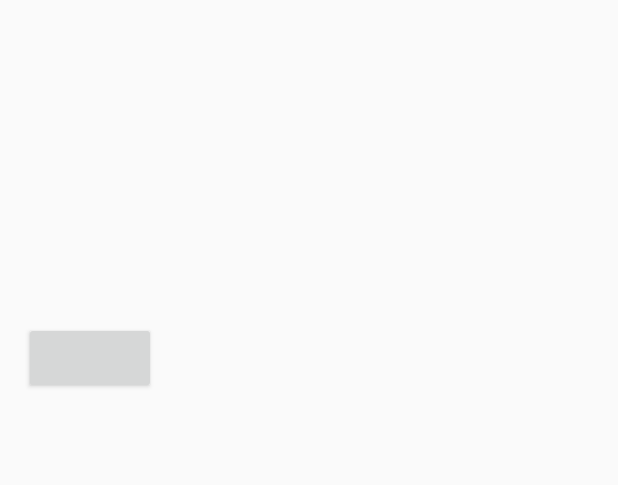
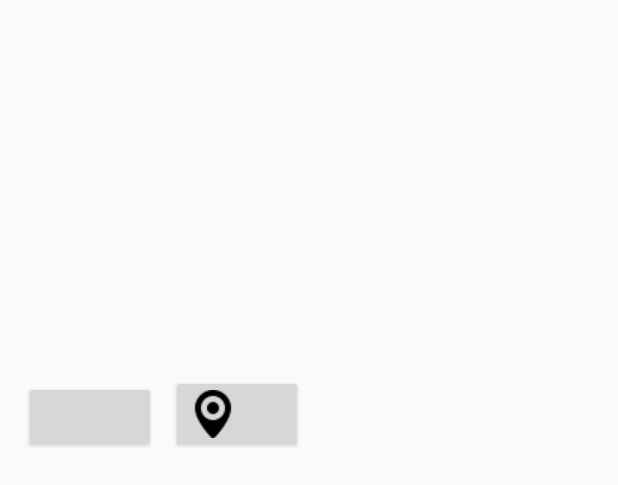
Before and after one commit to pkemble/HobbsUtilities, an Android app: the layout exploding_soda.xml on its own in the app's theme, with its tools: preview values and no code run, on a phone screen of 412 x 824 dp. Shown: the top 485 px of the screen. Run offline under Robolectric (Android 15) with nearby library versions, the light colour scheme and no system bars.

Commit message:
Added location services Reformatted soda page to listview

```diff
--- a/app/build.gradle
+++ b/app/build.gradle
@@ -21,4 +21,6 @@ android {
 dependencies {
     compile 'com.android.support:appcompat-v7:21.0.3'
     compile 'com.android.support:support-v4:21.0.3'
+    compile 'com.google.android.gms:play-services:6.5.87'
+
 }
--- a/app/src/main/AndroidManifest.xml
+++ b/app/src/main/AndroidManifest.xml
@@ -8,6 +8,8 @@
         android:minSdkVersion="21"
         android:targetSdkVersion="21" />
     <uses-permission android:name="android.permission.INTERNET"/>
+    <uses-permission android:name="android.permission.ACCESS_COARSE_LOCATION"/>
+    <uses-permission android:name="android.permission.ACCESS_FINE_LOCATION"/>
 
     <application
         android:allowBackup="true"
--- a/app/src/main/res/layout/exploding_soda.xml
+++ b/app/src/main/res/layout/exploding_soda.xml
@@ -1,23 +1,5 @@
-<LinearLayout xmlns:android="http://schemas.android.com/apk/res/android"
+<RelativeLayout xmlns:android="http://schemas.android.com/apk/res/android"
 xmlns:tools="http://schemas.android.com/tools"
-	android:layout_width="match_parent"
-	android:layout_height="match_parent"
-	android:orientation="vertical"
-	android:gravity="center" >
-
-    <ProgressBar
-        android:id="@+id/soda_progress"
-        style="?android:attr/progressBarStyleHorizontal"
-        android:layout_width="fill_parent"
-        android:layout_height="fill_parent"
-        android:layout_above="@+id/img_soda"
-        android:visibility="gone" />
-
-	<ScrollView
-	    android:layout_width="match_parent"
-	    android:layout_height="match_parent" >
-
-		<RelativeLayout
     android:layout_width="match_parent"
     android:layout_height="wrap_content"
     android:paddingBottom="@dimen/activity_vertical_margin"
@@ -26,36 +8,27 @@
     android:paddingTop="@dimen/activity_vertical_margin"
     tools:context="com.kemblep.hobbsutilities.MainActivity$PlaceholderFragment" >
 
+    <ListView
+        android:id="@+id/lv_forecast"
+        android:layout_width="150dp"
+        android:layout_height="200dp" />
 
-		    <!--<ImageView-->
-		        <!--android:id="@+id/img_soda"-->
-		        <!--android:scaleType="centerInside"-->
-				<!--android:layout_centerHorizontal="true"-->
-		        <!--android:layout_width="wrap_content"-->
-		        <!--android:layout_height="300dp"-->
-		        <!--android:clickable="true"-->
-		        <!--android:contentDescription="@string/title_soda" />-->
-
-		    <TextView
-		        android:id="@+id/tv_exploding_soda"
-		        android:layout_width="wrap_content"
-		        android:layout_height="wrap_content"
-				android:layout_centerHorizontal="true"
-		        android:textSize="128sp"
-		        android:autoLink="web" />
-
-            <TextView
-                android:id="@+id/forecast_grid"
-                android:layout_width="match_parent"
-                android:layout_height="match_parent"
-                android:textSize="12dp"/>
+    <ImageView
+        android:id="@+id/img_map"
+        android:layout_width="200dp"
+        android:layout_height="200dp"
+        android:layout_alignParentEnd="false"
+        android:layout_alignParentStart="false"
+        android:layout_alignParentTop="true"
+        android:layout_alignParentRight="true" />
 
     <TextView
         android:id="@+id/tv_soda_time"
         android:layout_width="wrap_content"
         android:layout_height="wrap_content"
+        android:layout_marginTop="10dp"
         android:textSize="10sp"
-		        android:layout_below="@+id/tv_exploding_soda" />
+        android:layout_below="@+id/lv_forecast"/>
 
     <TextView
         android:id="@+id/tv_more_info"
@@ -70,16 +43,13 @@
         android:layout_height="wrap_content"
         android:layout_below="@+id/tv_more_info"
         android:layout_marginRight="10sp" />
-		    <!--
+
     <Button
-		        android:id="@+id/btn_soda_refresh"
+        android:id="@+id/btn_locate"
         android:layout_width="wrap_content"
         android:layout_height="wrap_content"
-		        android:text="@string/btn_refresh"
-		        android:layout_below="@+id/tv_soda_time"
-		        android:layout_toRightOf="@+id/btn_soda_station" />
-	 -->
+        android:drawableLeft="@drawable/location32"
+        android:layout_toRightOf="@+id/btn_soda_station"
+        android:layout_alignBottom="@+id/btn_soda_station"/>
 
 </RelativeLayout>
-	</ScrollView>
-</LinearLayout>
```
Also changed, not shown: app/src/main/java/com/kemblep/hobbsutilities/ExplodingSodaFragment.java (+88 -50 lines), app/src/main/java/com/kemblep/hobbsutilities/GetMap.java (added, +45 -0 lines), app/src/main/java/com/kemblep/hobbsutilities/GetWx.java (+7 -8 lines), app/src/main/java/com/kemblep/hobbsutilities/MainActivity.java (+8 -5 lines), app/src/main/java/com/kemblep/hobbsutilities/Strings.java (added, +21 -0 lines), app/src/main/java/com/kemblep/hobbsutilities/obj/Forecast.java (+14 -45 lines), app/src/main/java/com/kemblep/hobbsutilities/obj/Metar.java (+7 -10 lines), app/src/main/java/com/kemblep/hobbsutilities/obj/StationInfo.java (+7 -6 lines), app/src/main/java/com/kemblep/hobbsutilities/obj/Taf.java (+6 -8 lines), app/src/main/java/com/kemblep/hobbsutilities/obj/TempArrayAdapter.java (added, +64 -0 lines), app/src/main/java/com/kemblep/hobbsutilities/obj/WxReport.java (+1 -13 lines), app/src/main/res/layout/listview_forecast.xml (added, +19 -0 lines), app/src/main/res/drawable/location32.png (added), 4 other files. Lines whose indentation alone changed are shown as unchanged.
